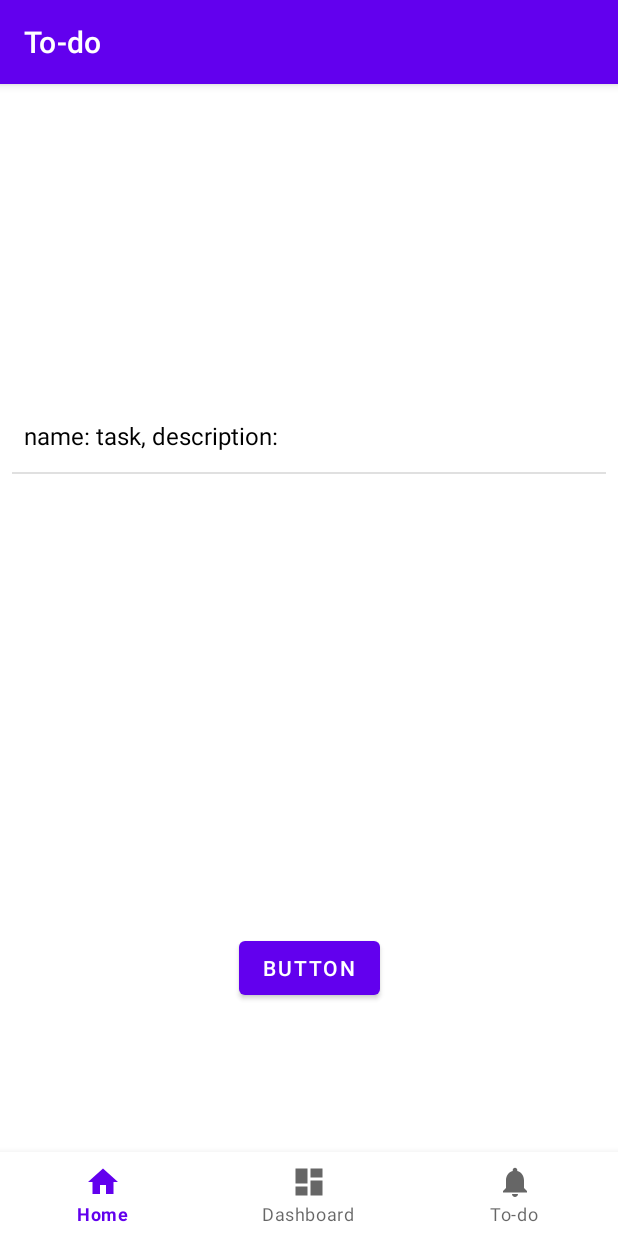
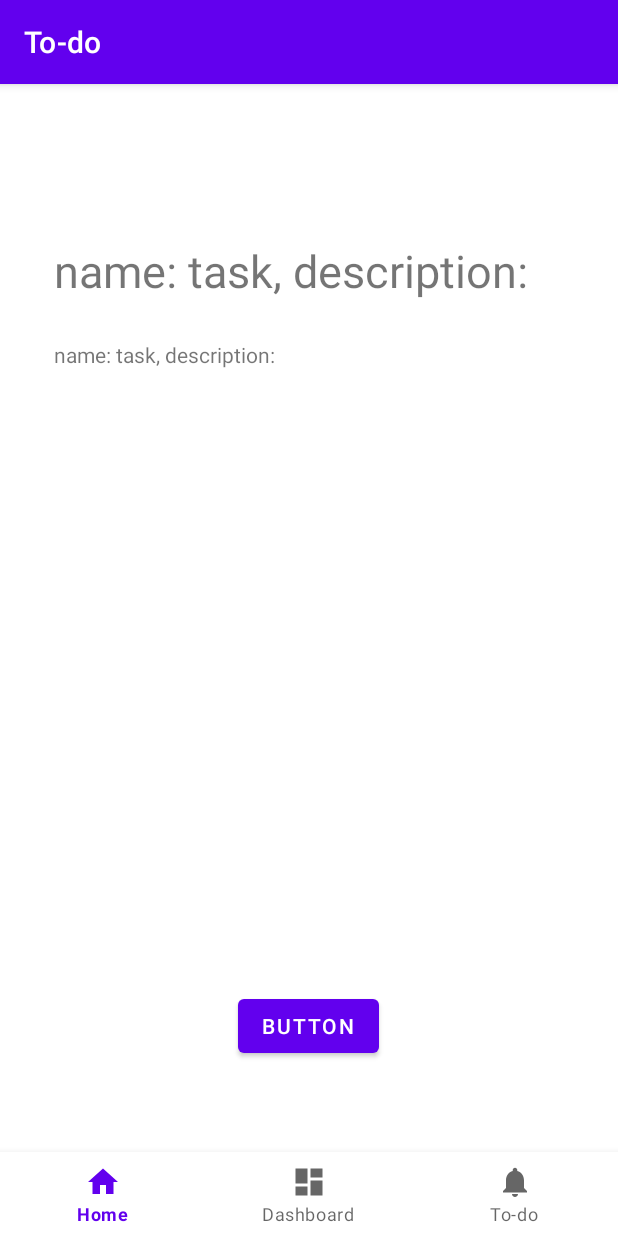
Before and after one commit to pnung/classscheduler, an Android app: the TodoFragment screen opened through its navigation route, after a tap on "BUTTON", on a phone screen of 412 x 824 dp. Run offline under Robolectric (Android 15) with nearby library versions, the phone set to English and light mode, and no system bars; our stand-ins replace navigation-ui.

Commit message:
Use RecyclerView for todo list

```diff
--- a/app/src/main/java/com/example/classscheduler/ui/todo/TodoFragment.java
+++ b/app/src/main/java/com/example/classscheduler/ui/todo/TodoFragment.java
@@ -12,6 +12,8 @@ import android.widget.TextView;
 import androidx.annotation.NonNull;
 import androidx.fragment.app.Fragment;
 import androidx.lifecycle.ViewModelProvider;
+import androidx.recyclerview.widget.LinearLayoutManager;
+import androidx.recyclerview.widget.RecyclerView;
 
 import com.example.classscheduler.R;
 import com.example.classscheduler.data.Task;
@@ -31,19 +33,92 @@ public class TodoFragment extends Fragment {
         binding = FragmentTodoBinding.inflate(inflater, container, false);
         View root = binding.getRoot();
 
-        ListView todoListView = root.findViewById(R.id.todo_listview);
         Button todoTaskAddButton = root.findViewById(R.id.todo_task_add_button);
 
-        ArrayAdapter<Task> taskListArrayAdapter;
-        ArrayList<Task> taskList = new ArrayList<>();
-        taskListArrayAdapter = new ArrayAdapter<Task>(getActivity(), androidx.appcompat.R.layout.support_simple_spinner_dropdown_item, taskList);
-        todoListView.setAdapter(taskListArrayAdapter);
+        // recycler view stuff
+
+        class CustomAdapter extends RecyclerView.Adapter<CustomAdapter.ViewHolder> {
+
+            private ArrayList<Task> localDataSet;
+
+            /**
+             * Provide a reference to the type of views that you are using
+             * (custom ViewHolder)
+             */
+            class ViewHolder extends RecyclerView.ViewHolder {
+                private final TextView taskName;
+                private final TextView taskDueDate;
+
+                public ViewHolder(View view) {
+                    super(view);
+                    // Define click listener for the ViewHolder's View
+
+                    taskName = (TextView) view.findViewById(R.id.taskName);
+                    taskDueDate = (TextView) view.findViewById(R.id.taskDueDate);
+                }
+
+                public TextView getTaskNameView() {
+                    return taskName;
+                }
+                public TextView getTaskDueDateView() {
+                    return taskDueDate;
+                }
+            }
+
+            /**
+             * Initialize the dataset of the Adapter
+             *
+             * @param dataSet String[] containing the data to populate views to be used
+             * by RecyclerView
+             */
+            public CustomAdapter(ArrayList<Task> dataSet) {
+                localDataSet = dataSet;
+            }
+
+            // Create new views (invoked by the layout manager)
+            @Override
+            public ViewHolder onCreateViewHolder(ViewGroup viewGroup, int viewType) {
+                // Create a new view, which defines the UI of the list item
+                View view = LayoutInflater.from(viewGroup.getContext())
+                        .inflate(R.layout.text_row_item, viewGroup, false);
+
+                return new ViewHolder(view);
+            }
+
+            // Replace the contents of a view (invoked by the layout manager)
+            @Override
+            public void onBindViewHolder(ViewHolder viewHolder, final int position) {
+
+                // Get element from your dataset at this position and replace the
+                // contents of the view with that element
+                viewHolder.getTaskNameView().setText(localDataSet.get(position).toString());
+                viewHolder.getTaskDueDateView().setText(localDataSet.get(position).toString());
+            }
+
+            // Return the size of your dataset (invoked by the layout manager)
+            @Override
+            public int getItemCount() {
+                return localDataSet.size();
+            }
+
+            public void add(Task task) {
+                localDataSet.add(task);
+            }
+        }
+
+
+        RecyclerView todoRecyclerView = root.findViewById(R.id.todo_recycler_view);
+        ArrayList<Task> taskArrayList = new ArrayList<>();
+        CustomAdapter taskArrayListAdapter = new CustomAdapter(taskArrayList);
+        todoRecyclerView.setAdapter(taskArrayListAdapter);
+        todoRecyclerView.setLayoutManager(new LinearLayoutManager(getContext(), RecyclerView.VERTICAL, false));
 
         todoTaskAddButton.setOnClickListener(new View.OnClickListener() {
             @Override
             public void onClick(View v) {
                 System.out.println("hello");
-                taskListArrayAdapter.add(new Task("task"));
+                taskArrayList.add(new Task("task"));
+                todoRecyclerView.setAdapter(new CustomAdapter(taskArrayList));
             }
         });
 
--- a/app/src/main/res/layout/fragment_todo.xml
+++ b/app/src/main/res/layout/fragment_todo.xml
@@ -6,26 +6,25 @@
     android:layout_height="match_parent"
     tools:context=".ui.todo.TodoFragment">
 
-    <ListView
-        android:id="@+id/todo_listview"
-        android:layout_width="match_parent"
-        android:layout_height="200dp"
-        android:layout_marginStart="8dp"
-        android:layout_marginEnd="8dp"
-        android:textAlignment="center"
-        android:textSize="20sp"
-        app:layout_constraintBottom_toTopOf="@+id/todo_task_add_button"
-        app:layout_constraintEnd_toEndOf="parent"
-        app:layout_constraintStart_toStartOf="parent"
-        app:layout_constraintTop_toTopOf="parent" />
-
     <Button
         android:id="@+id/todo_task_add_button"
         android:layout_width="wrap_content"
         android:layout_height="wrap_content"
+        android:layout_marginBottom="116dp"
         android:text="Button"
         app:layout_constraintBottom_toBottomOf="parent"
         app:layout_constraintEnd_toEndOf="parent"
+        app:layout_constraintHorizontal_bias="0.498"
+        app:layout_constraintStart_toStartOf="parent" />
+
+    <androidx.recyclerview.widget.RecyclerView
+        android:id="@+id/todo_recycler_view"
+        android:layout_width="350dp"
+        android:layout_height="400dp"
+        android:layout_marginTop="48dp"
+        app:layout_constraintEnd_toEndOf="parent"
+        app:layout_constraintHorizontal_bias="0.491"
         app:layout_constraintStart_toStartOf="parent"
-        app:layout_constraintTop_toBottomOf="@id/todo_listview" />
+        app:layout_constraintTop_toTopOf="parent" />
+
 </androidx.constraintlayout.widget.ConstraintLayout>
--- /dev/null
+++ b/app/src/main/res/layout/text_row_item.xml
@@ -0,0 +1,27 @@
+<androidx.constraintlayout.widget.ConstraintLayout xmlns:android="http://schemas.android.com/apk/res/android"
+    xmlns:app="http://schemas.android.com/apk/res-auto"
+    android:layout_width="350dp"
+    android:layout_height="100dp"
+    android:layout_marginLeft="5dp"
+    android:layout_marginRight="5dp"
+    android:gravity="center_vertical">
+
+    <TextView
+        android:id="@+id/taskName"
+        android:layout_width="wrap_content"
+        android:layout_height="wrap_content"
+        android:text="name"
+        android:textSize="30dp"
+        app:layout_constraintStart_toStartOf="parent"
+        app:layout_constraintTop_toTopOf="parent" />
+
+    <TextView
+        android:id="@+id/taskDueDate"
+        android:layout_width="wrap_content"
+        android:layout_height="wrap_content"
+        android:layout_marginTop="11dp"
+        android:text="due date"
+        app:layout_constraintBottom_toBottomOf="parent"
+        app:layout_constraintStart_toStartOf="parent"
+        app:layout_constraintTop_toBottomOf="@+id/taskName" />
+</androidx.constraintlayout.widget.ConstraintLayout>
```
